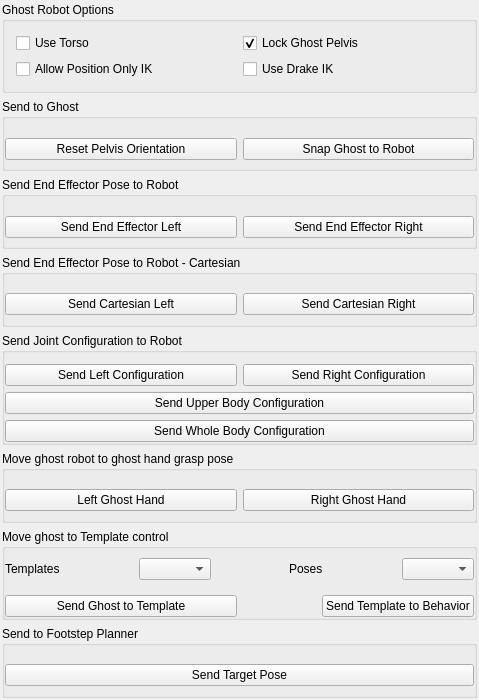
First picture: the form in vigir_ocs_ghost_control_widget/src/ui/ghost_control_widget.ui, repository team-vigir/vigir_ocs_common, before the edit.
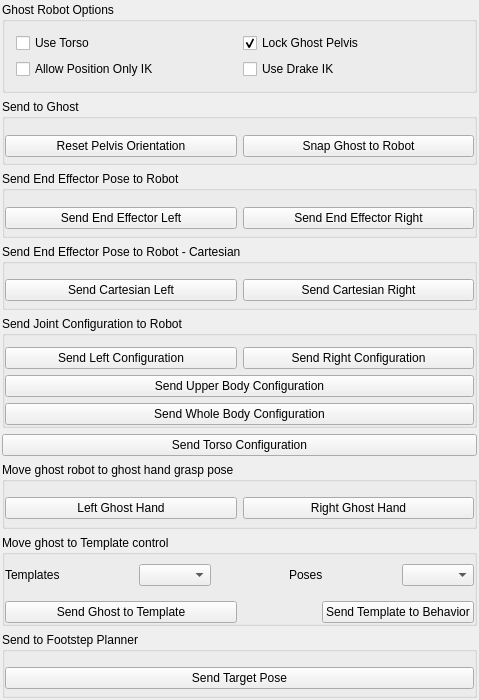
Second picture: the form after the edit.

Commit message: Add torso group button to ghost widget

```diff
--- a/vigir_ocs_ghost_control_widget/src/ui/ghost_control_widget.ui
+++ b/vigir_ocs_ghost_control_widget/src/ui/ghost_control_widget.ui
@@ -469,6 +469,13 @@
      </layout>
     </widget>
    </item>
+   <item row="7" column="0">
+    <widget class="QPushButton" name="send_torso_button_">
+     <property name="text">
+      <string>Send Torso Configuration</string>
+     </property>
+    </widget>
+   </item>
   </layout>
  </widget>
  <layoutdefault spacing="6" margin="11"/>
```
The commit also changes 2 other files.
